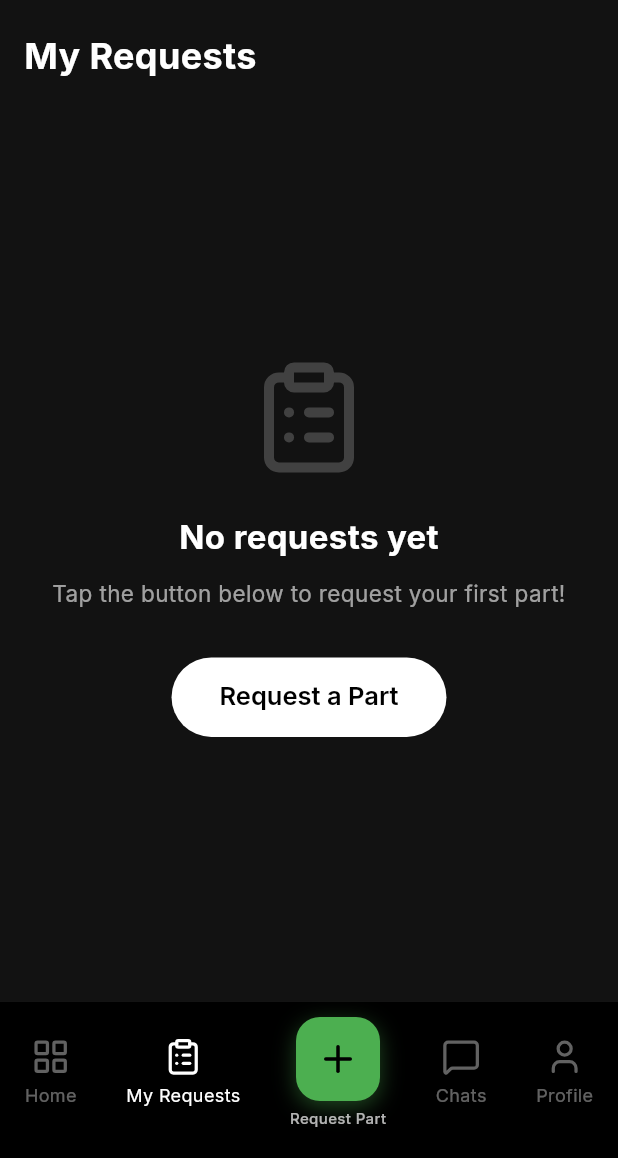
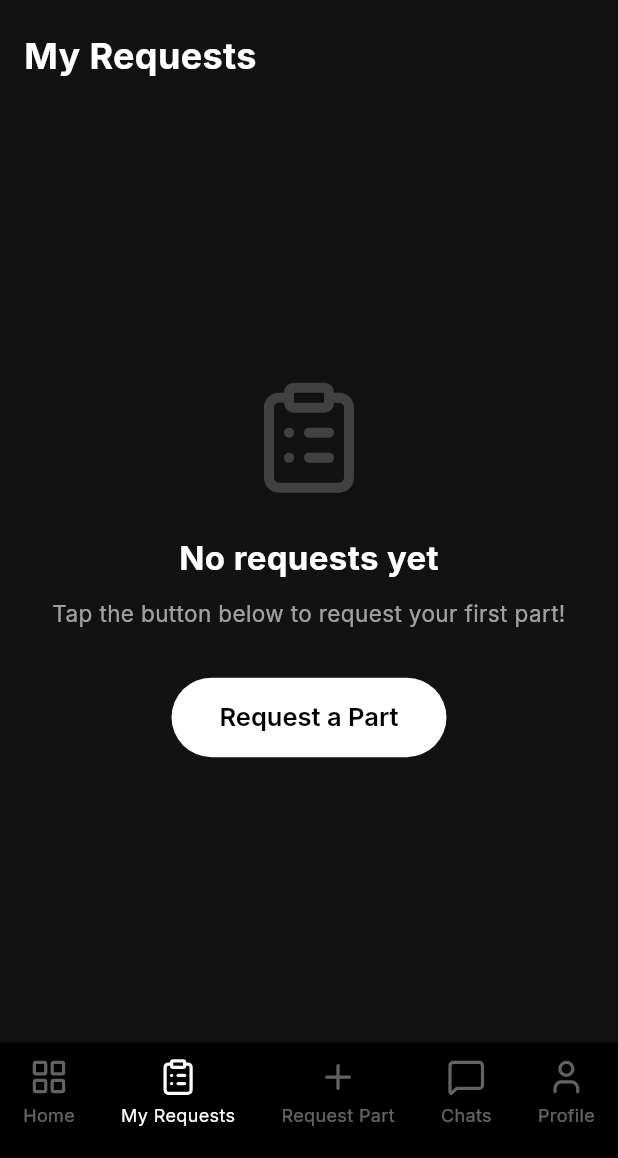
Before and after one commit to Shangev/Sparelink, a Flutter app: the screen it shows once a user with an empty profile is signed in, item 2 of the bottom bar chosen, on a phone screen of 412 x 824 dp, the part 78-1236 px from its top. Run offline on Flutter 3.47's test engine with Material 3 defaults, Android fonts, the phone set to English and light mode, and no system bars; our stand-ins replace audioplayers, camera, dio, file_picker, flutter_riverpod, flutter_secure_storage and 9 more; missing offline and left inert: record; accounts and stored records are empty; project files that could hold a hidden picture were left out.

Commit message:
Remove green background from Request Part button - Match style of other nav items with transparent background - Icon and text change to green only when active

```diff
--- a/sparelink-flutter/lib/shared/widgets/responsive_shell.dart
+++ b/sparelink-flutter/lib/shared/widgets/responsive_shell.dart
@@ -447,33 +447,17 @@
       child: Column(
         mainAxisSize: MainAxisSize.min,
         children: [
-          Container(
-            width: 56,
-            height: 56,
-            decoration: BoxDecoration(
-              color: AppTheme.accentGreen,
-              borderRadius: BorderRadius.circular(16),
-              boxShadow: [
-                BoxShadow(
-                  color: AppTheme.accentGreen.withOpacity(0.4),
-                  blurRadius: 12,
-                  offset: const Offset(0, 4),
-                ),
-              ],
-            ),
-            child: Icon(
-              icon,
-              color: Colors.black,
-              size: 28,
-            ),
+          Icon(
+            icon,
+            color: isActive ? AppTheme.accentGreen : Colors.white38,
+            size: 26,
           ),
           const SizedBox(height: 4),
           Text(
             label,
             style: TextStyle(
-              color: isActive ? AppTheme.accentGreen : Colors.white70,
-              fontSize: 10,
-              fontWeight: FontWeight.w500,
+              color: isActive ? AppTheme.accentGreen : Colors.white38,
+              fontSize: 12,
             ),
           ),
         ],
```
Also changed, not shown: 3 other files.
